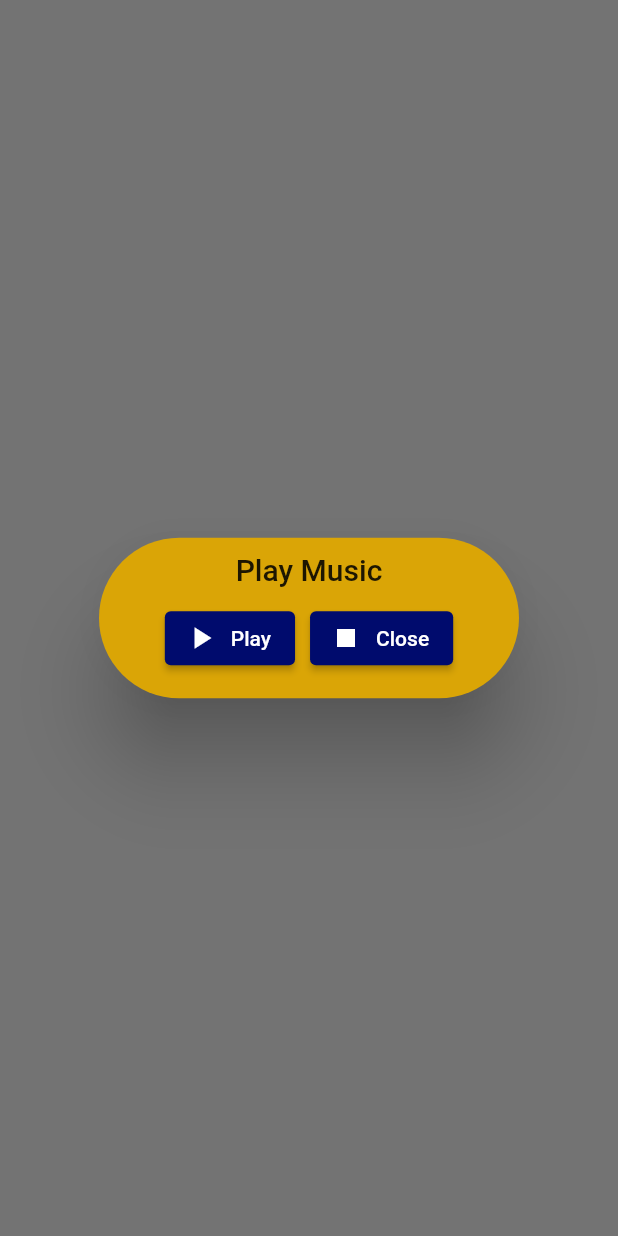
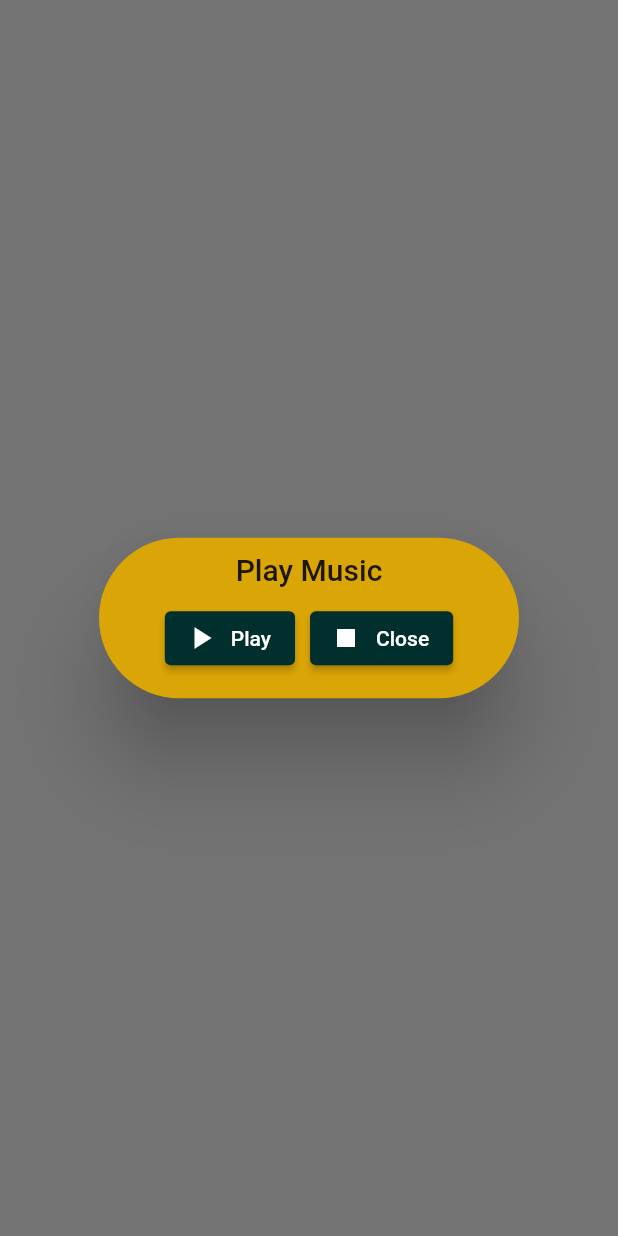
Before and after one commit to mukhlish95/wedding_card, a Flutter app: the AudioDialog widget shown alone on an empty page, opened directly, on a phone screen of 412 x 824 dp. Run offline on Flutter 3.47's test engine with Material 2 defaults, Android fonts, the light colour scheme and no system bars; our stand-ins replace assets_audio_player, audioplayers, get; missing offline and left inert: flutter_timer_countdown; network calls fail.

Commit message:
version 2
Signed-off-by: mukhlish95 <mukhlish99@gmail.com>

```diff
--- a/lib/views/widgets/audio_dialog.dart
+++ b/lib/views/widgets/audio_dialog.dart
@@ -17,10 +17,10 @@ AudioDialog() {
               ElevatedButton.icon(
                 style: ButtonStyle(
                     backgroundColor: MaterialStateProperty.all(
-                        Color.fromARGB(255, 0, 11, 109))),
+                        Color.fromARGB(255, 1, 47, 45))),
                 onPressed: () async {
                   // final assetsAudioPlayer = AssetsAudioPlayer();
-                  AssetsAudioPlayer.playAndForget(Audio("sounds/selawat.mp3"));
+                  AssetsAudioPlayer.playAndForget(Audio("sounds/mzain.mp3"));
 
                   Get.back();
                 },
@@ -35,7 +35,7 @@ AudioDialog() {
               ElevatedButton.icon(
                 style: ButtonStyle(
                     backgroundColor: MaterialStateProperty.all(
-                        Color.fromARGB(255, 0, 11, 109))),
+                        Color.fromARGB(255, 1, 47, 45))),
                 onPressed: () => Get.back(),
                 icon: Icon(Icons.stop),
                 label: Text("Close"),
```
Also changed, not shown: lib/controllers/home_controller.dart (+4 -4 lines), lib/views/screens/home_screen.dart (+6 -6 lines), pubspec.yaml (+6 -4 lines), assets/images/1.gif, assets/images/2.gif, assets/images/3.gif, assets/images/4.gif, assets/images/5.gif, pubspec.lock, 2 other files.
